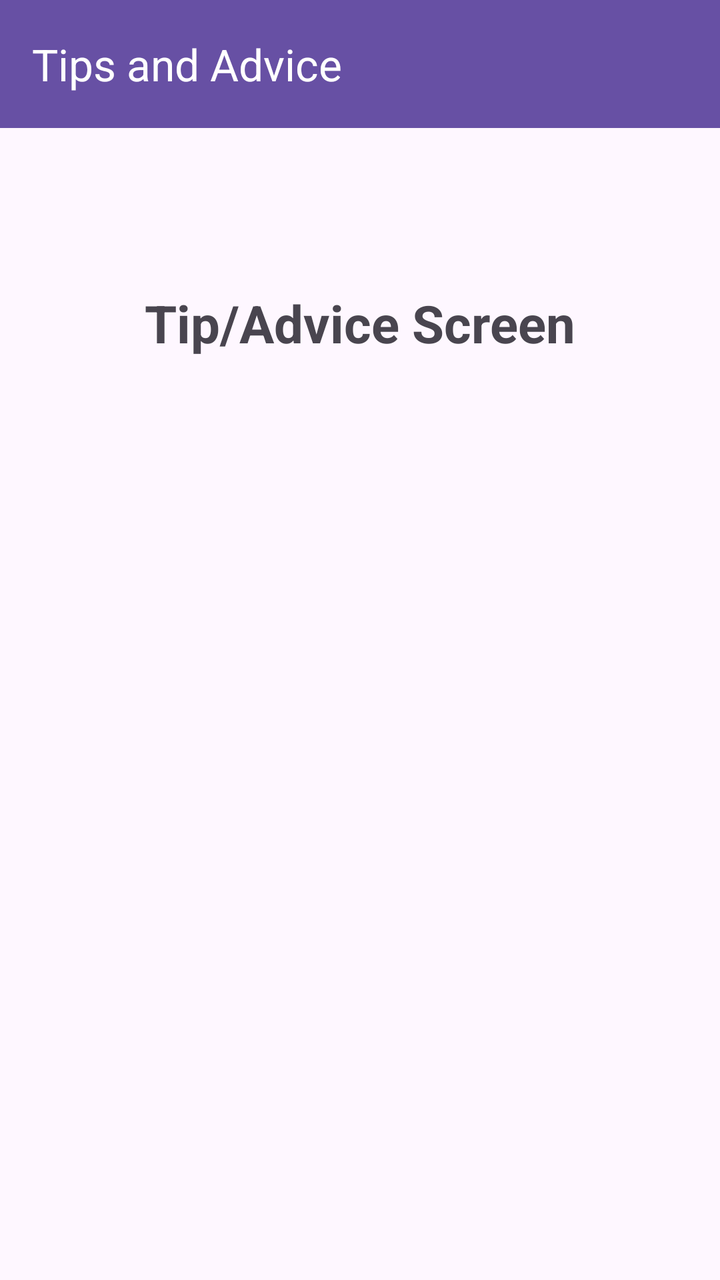
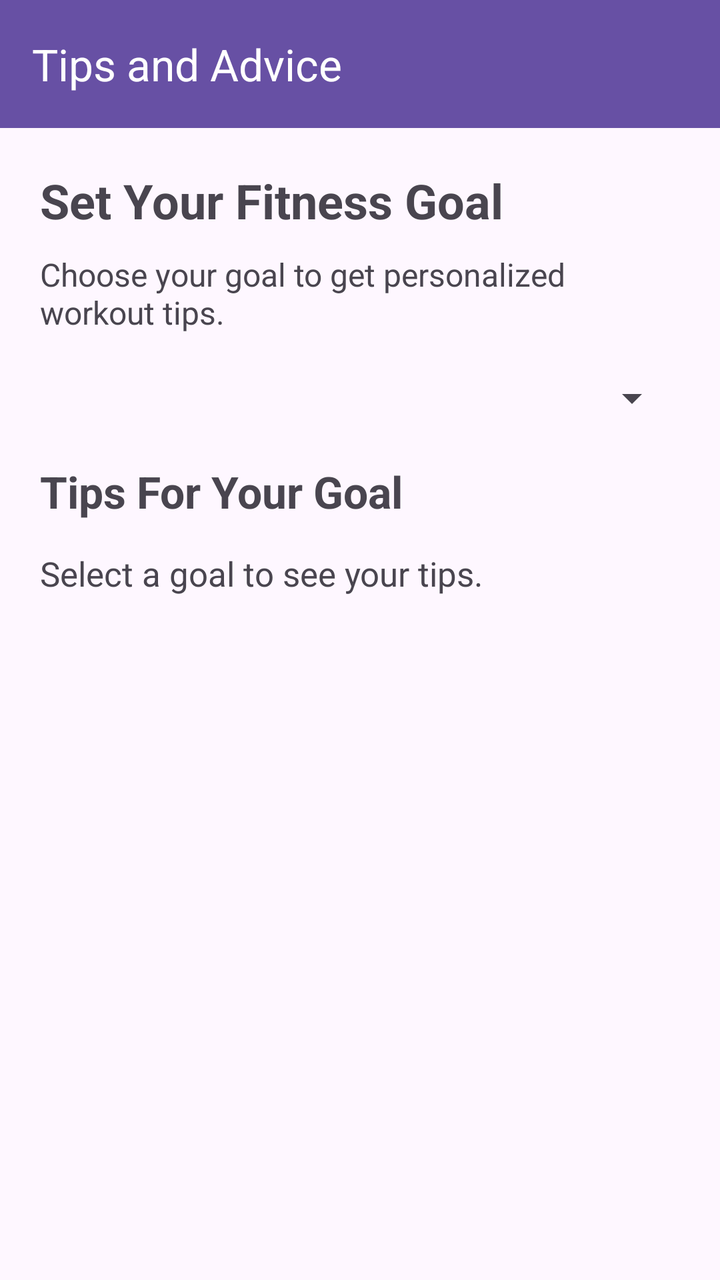

Before-and-after screenshots of an Android layout around one commit, followed by the original layout XML and the change that was made.
<!-- AndroidManifest.xml: application theme Theme.Coen390Project -->
<!-- res/layout/activity_option4.xml -->
<?xml version="1.0" encoding="utf-8"?>
<LinearLayout
    xmlns:android="http://schemas.android.com/apk/res/android"
    xmlns:app="http://schemas.android.com/apk/res-auto"
    android:layout_width="match_parent"
    android:layout_height="match_parent"
    android:orientation="vertical">

    <androidx.appcompat.widget.Toolbar
        android:id="@+id/optionToolbar"
        android:layout_width="match_parent"
        android:layout_height="?attr/actionBarSize"
        android:background="?attr/colorPrimary"
        app:title="Tips and Advice"
        app:titleTextColor="@android:color/white" />

    <TextView
        android:layout_width="match_parent"
        android:layout_height="wrap_content"
        android:layout_marginTop="80dp"
        android:gravity="center"
        android:text="Tip/Advice Screen"
        android:textSize="26sp"
        android:textStyle="bold" />

</LinearLayout>
<!-- resources referenced by this layout -->
<resources>
  <style name="Theme.Coen390Project" parent="Base.Theme.Coen390Project" />
  <style name="Base.Theme.Coen390Project" parent="Theme.Material3.DayNight.NoActionBar">
          
          
      </style>
</resources>

<!-- the commit's change to res/layout/activity_option4.xml (unified diff, before → after) -->
@@ -14,13 +14,57 @@
         app:title="Tips and Advice"
         app:titleTextColor="@android:color/white" />
 
-    <TextView
+
+
+    <ScrollView
         android:layout_width="match_parent"
-        android:layout_height="wrap_content"
-        android:layout_marginTop="80dp"
-        android:gravity="center"
-        android:text="Tip/Advice Screen"
-        android:textSize="26sp"
-        android:textStyle="bold" />
+        android:layout_height="match_parent">
+
+        <LinearLayout
+            android:layout_width="match_parent"
+            android:layout_height="wrap_content"
+            android:orientation="vertical"
+            android:padding="20dp">
+
+            <TextView
+                android:layout_width="match_parent"
+                android:layout_height="wrap_content"
+                android:text="Set Your Fitness Goal"
+                android:textSize="24sp"
+                android:textStyle="bold"
+                android:layout_marginBottom="10dp" />
+
+            <TextView
+                android:layout_width="match_parent"
+                android:layout_height="wrap_content"
+                android:text="Choose your goal to get personalized workout tips."
+                android:textSize="16sp"
+                android:layout_marginBottom="20dp" />
+
+            <Spinner
+                android:id="@+id/goalSpinner"
+                android:layout_width="match_parent"
+                android:layout_height="wrap_content"
+                android:layout_marginBottom="20dp" />
+
+            <TextView
+                android:layout_width="match_parent"
+                android:layout_height="wrap_content"
+                android:text="Tips For Your Goal"
+                android:textSize="22sp"
+                android:textStyle="bold"
+                android:layout_marginBottom="15dp" />
+
+            <TextView
+                android:id="@+id/tipsTextView"
+                android:layout_width="match_parent"
+                android:layout_height="wrap_content"
+                android:text="Select a goal to see your tips."
+                android:textSize="17sp"
+                android:lineSpacingExtra="8dp" />
+
+        </LinearLayout>
+
+    </ScrollView>
 
 </LinearLayout>
